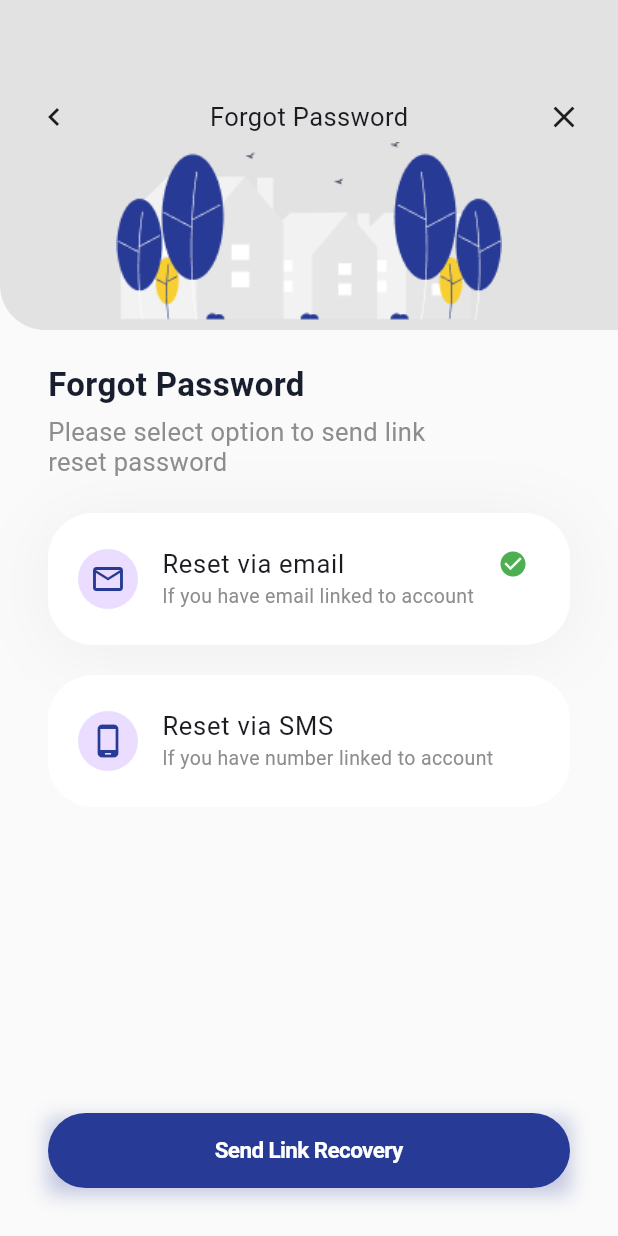
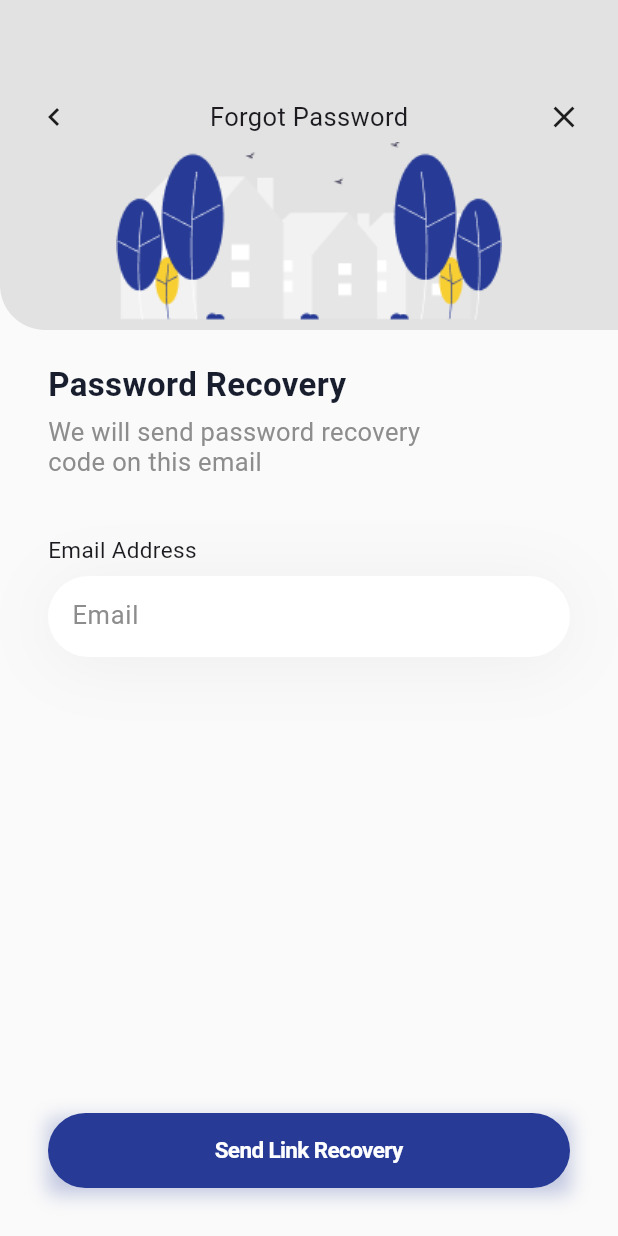
Before and after one commit to tttrung21/test_mdc, a Flutter app: the ForgotPasswordPage screen opened by its route, on a phone screen of 412 x 824 dp. Run offline on Flutter 3.47's test engine with Material 3 defaults, Android fonts, the phone set to English and light mode, and no system bars; our stand-ins replace flutter_modular, google_fonts, pinput.

Commit message:
finish few screens remaining

```diff
--- /dev/null
+++ b/lib/modules/auth/presentation/forgot_password/forgot_password_page.dart
@@ -0,0 +1,149 @@
+import 'package:flutter/material.dart';
+import 'package:flutter_modular/flutter_modular.dart';
+import 'package:provider/provider.dart';
+import 'package:test_mdc/core/app_colors.dart';
+import 'package:test_mdc/core/app_text_style.dart';
+import 'package:test_mdc/core/route_name.dart';
+import 'package:test_mdc/modules/auth/presentation/forgot_password/forgot_password_vm.dart';
+import 'package:test_mdc/modules/auth/presentation/widgets/forgot_password_option.dart';
+import 'package:test_mdc/widgets/app_button.dart';
+import 'package:test_mdc/widgets/default_appbar.dart';
+
+import '../widgets/app_text_field.dart';
+
+class ForgotPasswordPage extends StatelessWidget {
+  ForgotPasswordPage({super.key});
+
+  final TextEditingController emailTEC = TextEditingController();
+
+  @override
+  Widget build(BuildContext context) {
+    return ChangeNotifierProvider(
+      create: (context) => Modular.get<ForgotPasswordVM>(),
+      builder: (context, child) => GestureDetector(
+        onTap: () => FocusManager.instance.primaryFocus?.unfocus(),
+        child: Scaffold(
+          backgroundColor: AppColors.bgColor,
+          body: Column(
+            crossAxisAlignment: CrossAxisAlignment.start,
+            children: [
+              DefaultAppbar(
+                title: 'Forgot Password',
+                backTap: Modular.to.pop,
+              ),
+              Expanded(
+                child: SingleChildScrollView(
+                  child: Stack(
+                    children: [
+                      Container(color: AppColors.appbarBgColor),
+                      _buildBody(context),
+                    ],
+                  ),
+                ),
+              ),
+              Padding(
+                padding: const EdgeInsets.all(32),
+                child: Selector<ForgotPasswordVM,int>(
+                  selector: (_, vm) => vm.bodyIndex,
+                  builder:(context, value, child) =>  AppButton(
+                      buttonText: value == 1 ? 'Send Link Recovery' : 'Select Option',
+                      onPress: () {
+                        final isRecoveryPage = value == 1;
+                        if (!isRecoveryPage) {
+                          Modular.to.pushNamed(RouteName.phoneVerify,arguments: emailTEC.text);
+                        }
+                        if (emailTEC.text != '') {
+                          Provider.of<ForgotPasswordVM>(context, listen: false).changeBodyIndex();
+                        }
+                      }),
+                ),
+              ),
+            ],
+          ),
+        ),
+      ),
+    );
+  }
+
+  Widget _buildBody(BuildContext context) {
+    return Selector<ForgotPasswordVM, int>(
+      selector: (_, vm) => vm.bodyIndex,
+      builder: (context, value, child) => Container(
+        padding: EdgeInsets.symmetric(horizontal: 32, vertical: 24),
+        decoration: BoxDecoration(
+          color: AppColors.bgColor,
+        ),
+        child: value == 1 ? _buildRecoveryEmail(context) : _buildSelectOption(context),
+      ),
+    );
+  }
+
+  Widget _buildRecoveryEmail(BuildContext context) {
+    return Column(
+      crossAxisAlignment: CrossAxisAlignment.start,
+      children: [
+        Text(
+          'Password Recovery',
+          style: AppTextStyle.header,
+        ),
+        SizedBox(height: 8),
+        Text(
+          'We will send password recovery \ncode on this email',
+          style: AppTextStyle.subheader.copyWith(color: AppColors.subtitle),
+        ),
+        SizedBox(height: 40),
+        Selector<ForgotPasswordVM, bool>(
+          selector: (_, vm) => vm.isValidEmail,
+          builder: (context, value, child) => AppTextField(
+            title: 'Email Address',
+            placeholder: 'Email',
+            controller: emailTEC,
+            isShowSuffix: value,
+            onChanged: Provider.of<ForgotPasswordVM>(context, listen: false).onChangeEmail,
+          ),
+        ),
+      ],
+    );
+  }
+
+  Widget _buildSelectOption(BuildContext context) {
+    return Column(
+      crossAxisAlignment: CrossAxisAlignment.start,
+      children: [
+        Text(
+          'Forgot Password',
+          style: AppTextStyle.header,
+        ),
+        SizedBox(height: 8),
+        Text(
+          'Please select option to send link \nreset password',
+          style: AppTextStyle.subheader.copyWith(color: AppColors.subtitle),
+        ),
+        SizedBox(height: 24),
+        Selector<ForgotPasswordVM, int>(
+          selector: (_, vm) => vm.resetOption,
+          builder: (context, value, child) => ForgotPasswordOption(
+            title: 'Reset via email',
+            subtitle: 'If you have email linked to account',
+            isSelected: value == 1,
+            icon: Icons.email_outlined,
+            onTap: () => Provider.of<ForgotPasswordVM>(context, listen: false).changeResetOption(1),
+          ),
+        ),
+        SizedBox(
+          height: 20,
+        ),
+        Selector<ForgotPasswordVM, int>(
+          selector: (_, vm) => vm.resetOption,
+          builder: (context, value, child) => ForgotPasswordOption(
+            title: 'Reset via SMS',
+            subtitle: 'If you have number linked to account',
+            isSelected: value == 2,
+            icon: Icons.phone_android_outlined,
+            onTap: () => Provider.of<ForgotPasswordVM>(context, listen: false).changeResetOption(2),
+          ),
+        ),
+      ],
+    );
+  }
+}
--- /dev/null
+++ b/lib/modules/auth/presentation/forgot_password/forgot_password_vm.dart
@@ -0,0 +1,34 @@
+import 'package:flutter/material.dart';
+
+class ForgotPasswordVM extends ChangeNotifier{
+  String _email = '';
+  int _bodyIndex = 1;
+  int get bodyIndex => _bodyIndex;
+
+  int _resetOption = 1;
+  int get resetOption => _resetOption;
+
+  bool get isValidEmail => validateEmail();
+
+  void onChangeEmail(String value){
+    _email = value;
+    notifyListeners();
+  }
+
+  void changeResetOption(int index){
+    _resetOption = index;
+    notifyListeners();
+  }
+
+  void changeBodyIndex(){
+    if(validateEmail()) {
+      _bodyIndex = 2;
+      notifyListeners();
+    }
+  }
+  bool validateEmail(){
+    ///Mock validate email
+    if(_email.contains('@')) return true;
+    return false;
+  }
+}
--- a/lib/modules/auth/presentation/forgot_password_page.dart
+++ /dev/null
@@ -1,111 +0,0 @@
-import 'package:flutter/material.dart';
-import 'package:flutter_modular/flutter_modular.dart';
-import 'package:test_mdc/core/app_colors.dart';
-import 'package:test_mdc/core/app_text_style.dart';
-import 'package:test_mdc/core/route_name.dart';
-import 'package:test_mdc/modules/auth/presentation/widgets/forgot_password_option.dart';
-import 'package:test_mdc/widgets/app_button.dart';
-import 'package:test_mdc/widgets/default_appbar.dart';
-
-import 'widgets/app_text_field.dart';
-
-class ForgotPasswordPage extends StatelessWidget {
-  ForgotPasswordPage({super.key});
-
-  final TextEditingController emailTEC = TextEditingController();
-
-  @override
-  Widget build(BuildContext context) {
-    return GestureDetector(
-      onTap: () => FocusManager.instance.primaryFocus?.unfocus(),
-      child: Scaffold(
-        backgroundColor: AppColors.bgColor,
-        body: Column(
-          crossAxisAlignment: CrossAxisAlignment.start,
-          children: [
-            DefaultAppbar(
-              title: 'Forgot Password',
-              backTap: Modular.to.pop,
-            ),
-            Expanded(
-              child: SingleChildScrollView(
-                child: Stack(
-                  children: [Container(color: AppColors.appbarBgColor), _buildBody()],
-                ),
-              ),
-            ),
-            Padding(
-              padding: const EdgeInsets.all(32),
-              child: AppButton(
-                  buttonText: 'Send Link Recovery',
-                  onPress: () {
-                    Modular.to.pushNamed(RouteName.phoneVerify);
-                  }),
-            ),
-          ],
-        ),
-      ),
-    );
-  }
-
-  Widget _buildBody() {
-    return Container(
-        padding: EdgeInsets.symmetric(horizontal: 32, vertical: 24),
-        decoration: BoxDecoration(
-          color: AppColors.bgColor,
-        ),
-        child: _buildSelectOption());
-  }
-
-  Widget _buildRecoveryEmail() {
-    return Column(
-      crossAxisAlignment: CrossAxisAlignment.start,
-      children: [
-        Text(
-          'Password Recovery',
-          style: AppTextStyle.header,
-        ),
-        SizedBox(height: 8),
-        Text(
-          'We will send password recovery \ncode on this email',
-          style: AppTextStyle.subheader.copyWith(color: AppColors.subtitle),
-        ),
-        SizedBox(height: 40),
-        AppTextField(title: 'Email Address', placeholder: 'Email', controller: emailTEC, isShowSuffix: false, onChanged: (value ) {  },),
-      ],
-    );
-  }
-
-  Widget _buildSelectOption() {
-    return Column(
-      crossAxisAlignment: CrossAxisAlignment.start,
-      children: [
-        Text(
-          'Forgot Password',
-          style: AppTextStyle.header,
-        ),
-        SizedBox(height: 8),
-        Text(
-          'Please select option to send link \nreset password',
-          style: AppTextStyle.subheader.copyWith(color: AppColors.subtitle),
-        ),
-        SizedBox(height: 24),
-        ForgotPasswordOption(
-          title: 'Reset via email',
-          subtitle: 'If you have email linked to account',
-          isSelected: true,
-          icon: Icons.email_outlined,
-        ),
-        SizedBox(
-          height: 20,
-        ),
-        ForgotPasswordOption(
-          title: 'Reset via SMS',
-          subtitle: 'If you have number linked to account',
-          isSelected: false,
-          icon: Icons.phone_android_outlined,
-        ),
-      ],
-    );
-  }
-}
--- a/lib/modules/auth/presentation/phone_verification.dart
+++ b/lib/modules/auth/presentation/phone_verification.dart
@@ -45,6 +45,7 @@ class PhoneVerification extends StatelessWidget {
   }
 
   Widget _buildInput() {
+    final email = Modular.args.data as String?;
     return Column(
       crossAxisAlignment: CrossAxisAlignment.start,
       children: [
@@ -54,7 +55,7 @@ class PhoneVerification extends StatelessWidget {
         ),
         SizedBox(height: 8),
         Text(
-          'We have sent it on your email \nkadrun@gmail.com',
+          'We have sent it on your email \n${email ?? 'kadrun@gmail.com'}',
           style: AppTextStyle.subheader.copyWith(color: AppColors.subtitle),
         ),
         SizedBox(height: 24),
--- a/lib/modules/auth/presentation/sign_in/sign_in_vm.dart
+++ b/lib/modules/auth/presentation/sign_in/sign_in_vm.dart
@@ -7,7 +7,7 @@ class SignInVM extends ChangeNotifier {
 
   bool get isLoading => _isLoading;
 
-  bool _showPassword = true;
+  bool _showPassword = false;
 
   bool get showPassword => _showPassword;
 
--- a/lib/modules/auth/presentation/sign_up/sign_up_page.dart
+++ b/lib/modules/auth/presentation/sign_up/sign_up_page.dart
@@ -1,4 +1,3 @@
-import 'package:flutter/cupertino.dart';
 import 'package:flutter/material.dart';
 import 'package:flutter_modular/flutter_modular.dart';
 import 'package:provider/provider.dart';
--- a/lib/modules/auth/presentation/sign_up/sign_up_vm.dart
+++ b/lib/modules/auth/presentation/sign_up/sign_up_vm.dart
@@ -8,7 +8,7 @@ class SignUpVM extends ChangeNotifier {
 
   bool get isLoading => _isLoading;
 
-  bool _showPassword = true;
+  bool _showPassword = false;
 
   bool _isAgreeTerm = false;
 
--- a/lib/modules/auth/presentation/widgets/forgot_password_option.dart
+++ b/lib/modules/auth/presentation/widgets/forgot_password_option.dart
@@ -9,16 +9,20 @@ class ForgotPasswordOption extends StatelessWidget {
     required this.subtitle,
     required this.isSelected,
     required this.icon,
+    required this.onTap,
   });
 
   final String title;
   final String subtitle;
   final bool isSelected;
   final IconData icon;
+  final Function() onTap;
 
   @override
   Widget build(BuildContext context) {
-    return Container(
+    return InkWell(
+      onTap: onTap,
+      child: Container(
         padding: EdgeInsets.symmetric(vertical: 8, horizontal: 4),
         decoration: BoxDecoration(
           borderRadius: BorderRadius.all(Radius.circular(30)),
@@ -61,6 +65,7 @@ class ForgotPasswordOption extends StatelessWidget {
             style: AppTextStyle.title2.copyWith(color: AppColors.subtitle),
           ),
         ),
+      ),
     );
   }
 }
```
Also changed, not shown: lib/app_module.dart (+6 -2 lines), lib/modules/auth/presentation/create_new_password/new_password_page.dart (added, +152 -0 lines), lib/modules/auth/presentation/create_new_password/new_password_vm.dart (added, +37 -0 lines), lib/modules/auth/presentation/new_password_page.dart (deleted, +0 -130 lines), 4 other files. Lines whose indentation alone changed are shown as unchanged.
